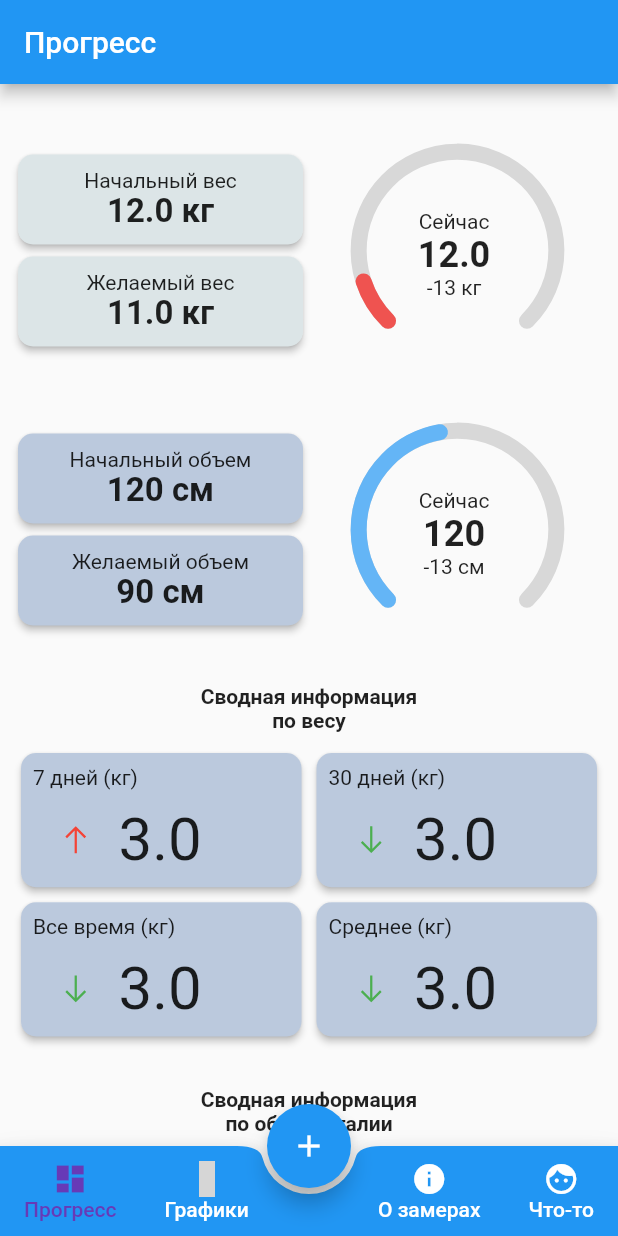
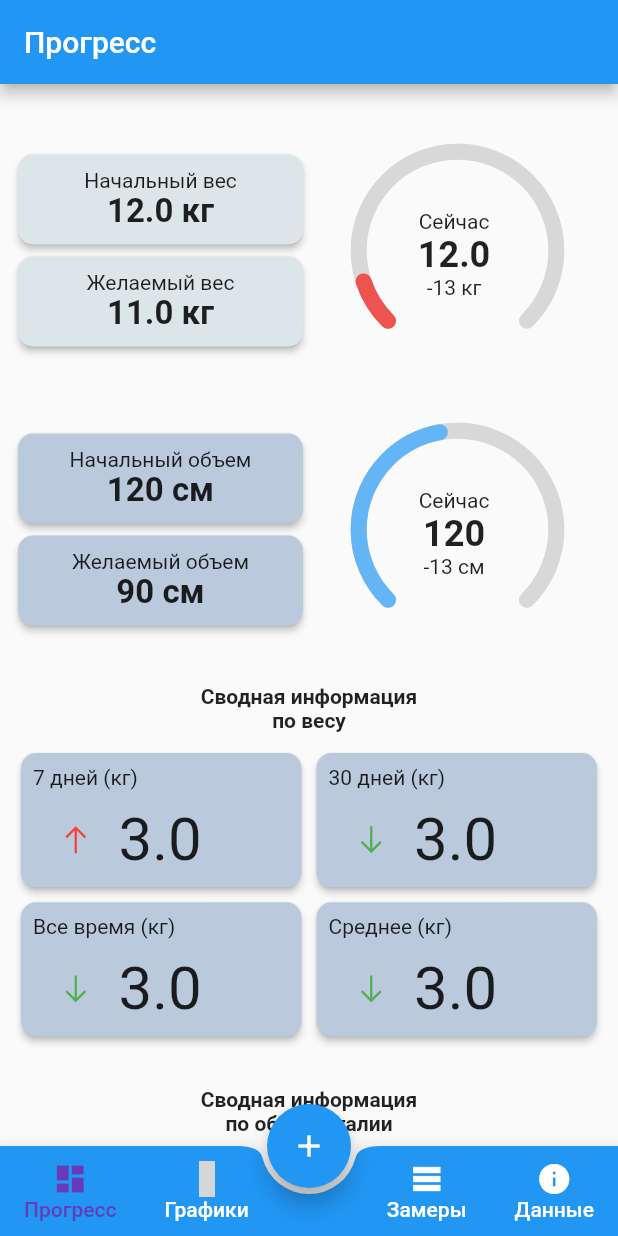
Before and after one commit to Graaggas/WeightControlWithGetX, a Flutter app: the screen it shows after launch, on a phone screen of 412 x 824 dp. Run offline on Flutter 3.47's test engine with Material 2 defaults, Android fonts, the phone set to English and light mode, and no system bars; drawn by our look-alikes of auto_size_text, syncfusion_flutter_gauges; our stand-ins replace flutter_boxicons, get, hive, line_awesome_flutter, logger; accounts and stored records are empty; generated files the repository leaves out were written again; grey boxes are pictures that could not be loaded.

Commit message:
Отображение списка значений веса и даты. Нужно сделать форматирование даты в читабельный вид.

```diff
--- a/lib/main.dart
+++ b/lib/main.dart
@@ -17,7 +17,7 @@ void main() async {
 
   final ControllerWeight controllerWeight = Get.put(ControllerWeight());
 
-  runApp(  MyApp());
+  runApp(MyApp());
 }
 
 class MyApp extends StatelessWidget {
@@ -25,10 +25,10 @@ class MyApp extends StatelessWidget {
   @override
   Widget build(BuildContext context) {
     return GetMaterialApp(
-        title: 'Flutter Demo',
-        theme: ThemeData(),
-        home: HomePage(),
-
+      debugShowCheckedModeBanner: false,
+      title: 'Flutter Demo',
+      theme: ThemeData(),
+      home: HomePage(),
     );
   }
 }
--- a/lib/screens/home_page.dart
+++ b/lib/screens/home_page.dart
@@ -10,7 +10,7 @@ import 'package:weight_control/screens/tabs/dashboard/dashboard-page.dart';
 import 'package:weight_control/screens/tabs/graphics-page.dart';
 
 import 'package:weight_control/screens/tabs/info-page.dart';
-import 'package:weight_control/screens/tabs/something-page.dart';
+import 'file:///C:/FlutterProjects/fromAndroidStudio/weight_control/lib/screens/values-page/values-page.dart';
 
 class HomePage extends StatefulWidget {
   @override
@@ -23,8 +23,8 @@ class _HomePageState extends State<HomePage> {
   List<Widget> screens = [
     DashboardPage(),
     GraphicsPage(),
+    ValuesPage(),
     InfoPage(),
-    SomethingPage(),
   ];
 
   Widget currentScreen = DashboardPage();
@@ -113,11 +113,12 @@ class _HomePageState extends State<HomePage> {
               Row(
                 mainAxisAlignment: MainAxisAlignment.start,
                 children: <Widget>[
+
                   MaterialButton(
                     minWidth: 40,
                     onPressed: () {
                       setState(() {
-                        currentScreen = InfoPage();
+                        currentScreen = ValuesPage();
                         currentTab = 2;
                       });
                     },
@@ -125,13 +126,13 @@ class _HomePageState extends State<HomePage> {
                       mainAxisAlignment: MainAxisAlignment.center,
                       children: <Widget>[
                         Icon(
-                          Icons.info,
+                          Icons.table_rows,
                           color: currentTab == 2
                               ? Colors.deepPurple
                               : Colors.white,
                         ),
                         Text(
-                          "О замерах",
+                          "Замеры",
                           style: TextStyle(
                             color: currentTab == 2
                                 ? Colors.deepPurple
@@ -145,7 +146,7 @@ class _HomePageState extends State<HomePage> {
                     minWidth: 40,
                     onPressed: () {
                       setState(() {
-                        currentScreen = SomethingPage();
+                        currentScreen = InfoPage();
                         currentTab = 3;
                       });
                     },
@@ -153,13 +154,13 @@ class _HomePageState extends State<HomePage> {
                       mainAxisAlignment: MainAxisAlignment.center,
                       children: <Widget>[
                         Icon(
-                          Icons.face,
+                          Icons.info,
                           color: currentTab == 3
                               ? Colors.deepPurple
                               : Colors.white,
                         ),
                         Text(
-                          "Что-то",
+                          "Данные",
                           style: TextStyle(
                             color: currentTab == 3
                                 ? Colors.deepPurple
--- a/lib/screens/tabs/addingPage/adding-values.dart
+++ b/lib/screens/tabs/addingPage/adding-values.dart
@@ -7,6 +7,7 @@ import 'package:get/get.dart';
 import 'package:logger/logger.dart';
 import 'package:weight_control/model/weight/controllerWeight.dart';
 import 'package:weight_control/screens/tabs/addingPage/checkController.dart';
+import 'package:weight_control/screens/values-page/controller.dart';
 
 var logger = Logger();
 
@@ -61,6 +62,7 @@ class _AddingValuesPageState extends State<AddingValuesPage> {
 
   final CheckController checkController = Get.put(CheckController());
   final ControllerWeight controllerWeight = Get.find();
+  final ValuesController valuesController = Get.find();
 
   addWeight(String text){
     var r = double.parse(text);
@@ -169,6 +171,7 @@ class _AddingValuesPageState extends State<AddingValuesPage> {
                     onPressed: () {
                       addWeight(textWeightController.text);
                       checkController.allCheckesSetFalse();
+                      valuesController.getInfoForWeightAtValuesPage();
                       Navigator.of(context).pop(true);
                     },
                     child: Padding(
```
Also changed, not shown: lib/screens/tabs/something-page.dart (deleted, +0 -12 lines), lib/screens/values-page/controller.dart (added, +42 -0 lines), lib/screens/values-page/values-page.dart (added, +37 -0 lines), lib/services/database.dart (+47 -9 lines).
